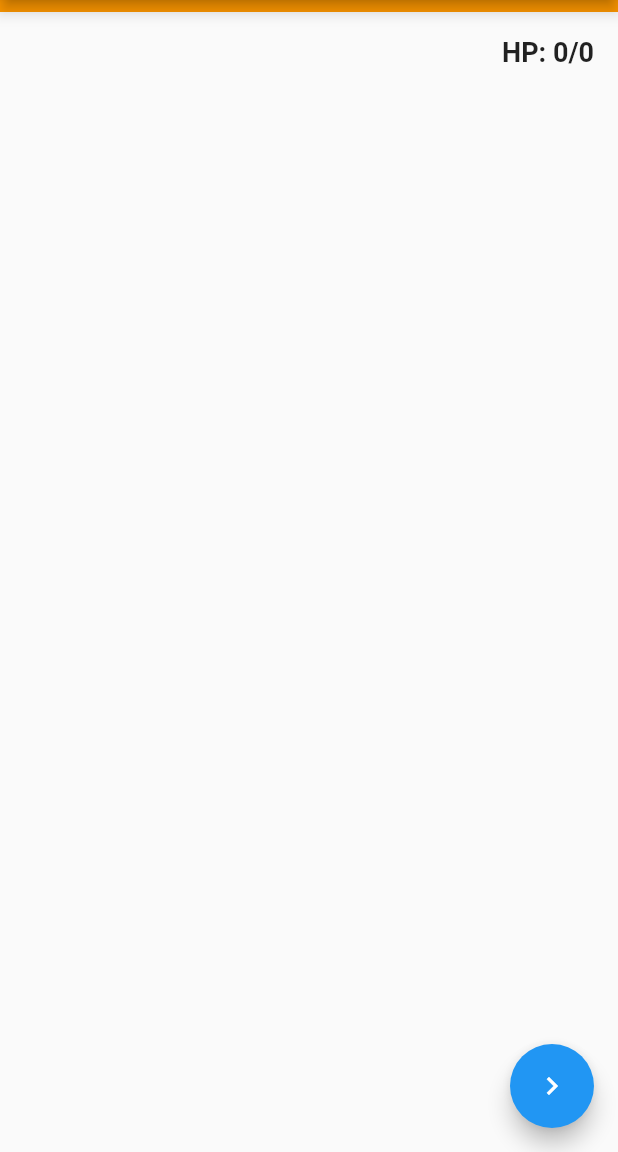
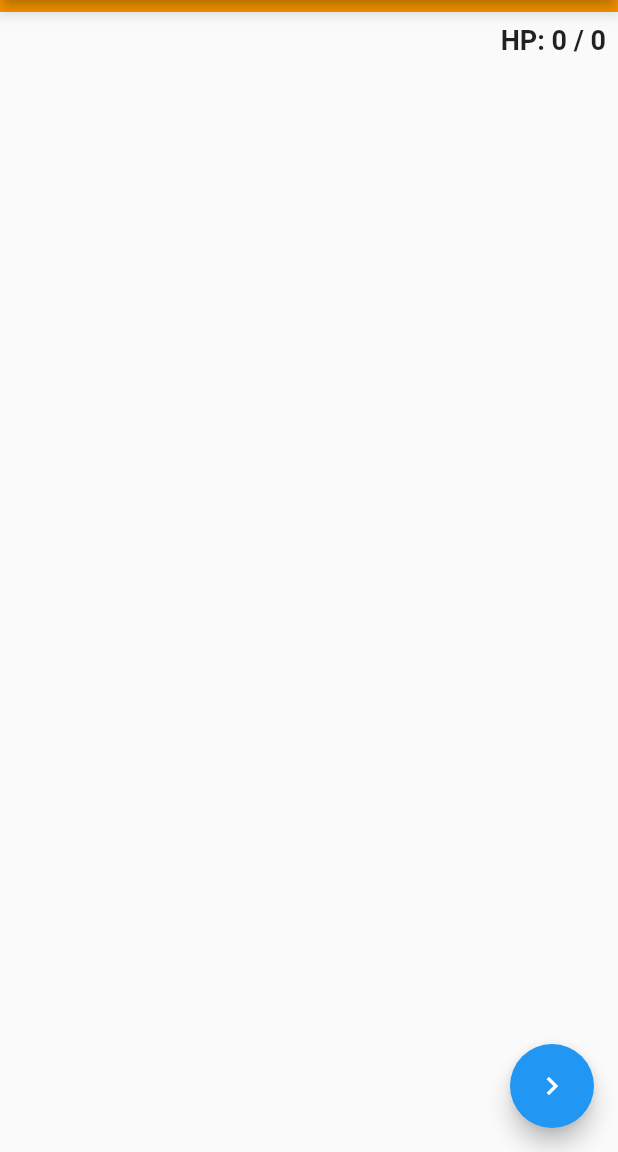
Before and after one commit to tnantoka/jakuten, a Flutter app: the screen it shows after launch, on a phone screen of 412 x 824 dp, the part 84-1236 px from its top. Run offline on Flutter 3.47's test engine with Material 2 defaults, Android fonts, the phone set to English and light mode, and no system bars; missing offline and left inert: poketypes; statements that could not run were skipped.

```diff
--- a/lib/main.dart
+++ b/lib/main.dart
@@ -16,7 +16,8 @@ class MyApp extends StatelessWidget {
       theme: ThemeData(
         primarySwatch: Colors.blue,
         buttonTheme: ButtonThemeData(
-          minWidth: 44.0,
+          minWidth: 70.0,
+          height: 48.0,
         ),
       ),
       home: MyHomePage(title: 'Jakuten'),
@@ -94,9 +95,9 @@ class _MyHomePageState extends State<MyHomePage> {
         ),
         Container(
           alignment: Alignment.centerRight,
-          padding: const EdgeInsets.all(16.0),
+          padding: const EdgeInsets.fromLTRB(0, 8.0, 8.0, 0),
           child: Text(
-            'HP: $_currentLife/$_maxLife',
+            'HP: $_currentLife / $_maxLife',
             style: TextStyle(
               fontSize: 18.0,
               fontWeight: FontWeight.bold,
@@ -110,7 +111,7 @@ class _MyHomePageState extends State<MyHomePage> {
         ),
         Container(
           alignment: Alignment.center,
-          padding: const EdgeInsets.fromLTRB(0, 0, 0, 32.0),
+          padding: const EdgeInsets.fromLTRB(0, 0, 0, 16.0),
           child: Text(
             // _isGameOver ? _currentLife < 1 ? 'You Win!' : 'You Lose...' : '',
             _isGameOver ? _currentLife < 1 ? 'やったね！' : 'ざんねん…' : '　',
@@ -121,19 +122,22 @@ class _MyHomePageState extends State<MyHomePage> {
             ),
           ),
         ),
-        Wrap(
-          spacing: 8.0,
+        Container(
+          padding: EdgeInsets.fromLTRB(8.0, 0, 8.0, 0),
+          child: Wrap(
+            spacing: 16.0,
+            runSpacing: 8.0,
+            alignment: WrapAlignment.center,
             children: Poketype.all.map((Poketype type) {
               return _isGameOver || _selectedTypes.contains(type.name)
                   ? OutlineButton(
                       child: Text(
-                      type.label['ja'].substring(0, 1),
+                        '${type.label['ja'].substring(0, 1)}\n(${_weakness[type.name]})',
                         style: TextStyle(
                           fontWeight: FontWeight.bold,
                         ),
+                        textAlign: TextAlign.center,
                       ),
-                    color: Color(
-                        int.parse('ff' + type.color.substring(1), radix: 16)),
                       textColor: Colors.white,
                       onPressed: null,
                       disabledBorderColor: _weakness[type.name] >= 4.0
@@ -142,9 +146,9 @@ class _MyHomePageState extends State<MyHomePage> {
                               ? Colors.green
                               : _weakness[type.name] >= 1.0
                                   ? Colors.grey
-                                : _weakness[type.name] >= 0.0
-                                    ? Colors.black
-                                    : Colors.red,
+                                  : _weakness[type.name] >= 0.5
+                                      ? Colors.red
+                                      : Colors.black,
                       borderSide: BorderSide(width: 3.0),
                     )
                   : FlatButton(
@@ -153,6 +157,7 @@ class _MyHomePageState extends State<MyHomePage> {
                         style: TextStyle(
                           fontWeight: FontWeight.bold,
                         ),
+                        textAlign: TextAlign.center,
                       ),
                       color: Color(
                           int.parse('ff' + type.color.substring(1), radix: 16)),
@@ -173,14 +178,12 @@ class _MyHomePageState extends State<MyHomePage> {
                     );
             }).toList(),
           ),
-        const SizedBox(
-          height: 80.0,
         ),
         Container(
           alignment: Alignment.centerLeft,
-          padding: const EdgeInsets.all(16.0),
+          padding: const EdgeInsets.fromLTRB(8.0, 0, 0, 8.0),
           child: Text(
-            'PP: $_currentPower/$_maxPower',
+            'PP: $_currentPower / $_maxPower',
             style: TextStyle(
               fontSize: 18.0,
               fontWeight: FontWeight.bold,
```
Also changed, not shown: 2 other files. Lines whose indentation alone changed are shown as unchanged.
